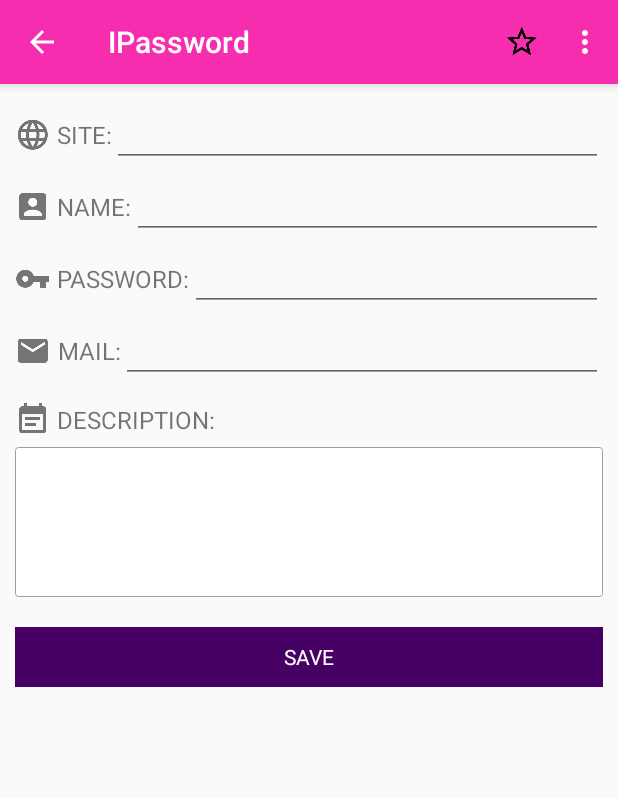
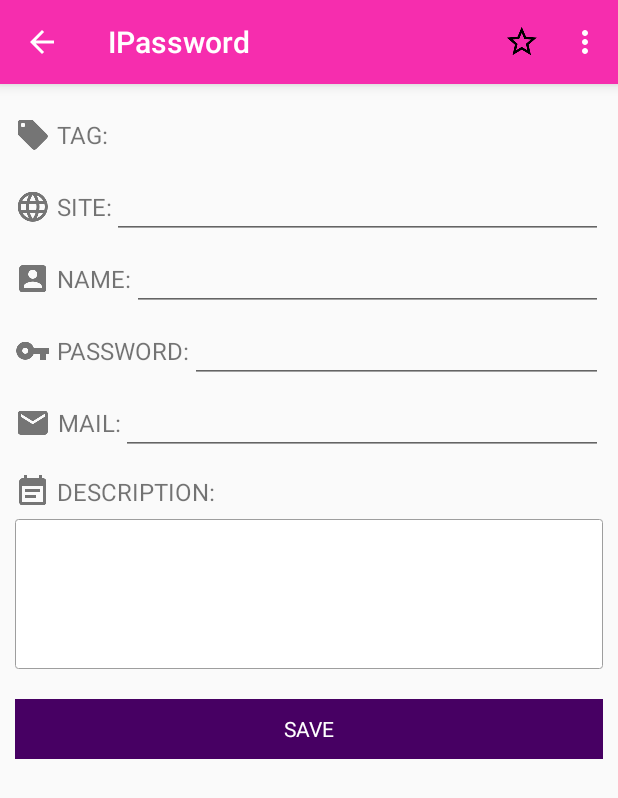
Before and after one commit to liueq/Keyper, an Android app: the AccountDetailFragment screen opened directly, with no data from a screen before it, on a phone screen of 412 x 824 dp. Shown: the top 798 px of the screen. Run offline under Robolectric (Android 15) with nearby library versions, the phone set to English and light mode, and no system bars; our stand-ins replace ButterKnife, Dagger/Hilt's generated code; libraries missing offline, so code that uses them is left out: net.sqlcipher, net.sqlcipher.database, rx.android.schedulers, rx.functions, rx.schedulers; 5 statements that could not run were skipped.

Commit message:
改善了Account Detail界面的细节 TAG相关的UC增加，并不完善

```diff
--- a/app/src/main/java/com/liueq/testdagger/activity/module/AccountDetailActivityModule.java
+++ b/app/src/main/java/com/liueq/testdagger/activity/module/AccountDetailActivityModule.java
@@ -9,6 +9,9 @@ import com.liueq.testdagger.data.repository.SharedPreferenceRepo;
 import com.liueq.testdagger.data.repository.SharedPreferenceRepoImpl;
 import com.liueq.testdagger.data.repository.StarRepo;
 import com.liueq.testdagger.data.repository.StarRepoDBImpl;
+import com.liueq.testdagger.data.repository.TagRepo;
+import com.liueq.testdagger.data.repository.TagRepoDBImpl;
+import com.liueq.testdagger.domain.interactor.AddTagUC;
 import com.liueq.testdagger.domain.interactor.DeleteAccountUC;
 import com.liueq.testdagger.domain.interactor.GetAccountDetailUC;
 import com.liueq.testdagger.domain.interactor.GetAccountListUC;
@@ -50,12 +53,19 @@ public class AccountDetailActivityModule {
 
         AccountRepo ar = new AccountRepoDBImpl(accountDetailActivity, getSpUC);
         StarRepo sr = new StarRepoDBImpl(accountDetailActivity);
+        TagRepo tr = new TagRepoDBImpl(accountDetailActivity);
 
         SaveAccountListUC saveAccountListUC = new SaveAccountListUC(ar, getSpUC, sr);
         GetAccountListUC getAccountListUC = new GetAccountListUC(ar, sr,  getSpUC);
         DeleteAccountUC deleteAccountUC = new DeleteAccountUC(ar);
-        GetAccountDetailUC getAccountDetailUC = new GetAccountDetailUC(ar, sr);
+        GetAccountDetailUC getAccountDetailUC = new GetAccountDetailUC(ar, sr, tr);
+        AddTagUC addTagUC = new AddTagUC(tr);
 
-        return new AccountDetailActivityPresenter(accountDetailActivity, accountList, saveAccountListUC, getAccountListUC, deleteAccountUC, getAccountDetailUC);
+        return new AccountDetailActivityPresenter(accountDetailActivity, accountList,
+                saveAccountListUC,
+                getAccountListUC,
+                deleteAccountUC,
+                getAccountDetailUC,
+                addTagUC);
     }
 }
--- a/app/src/main/java/com/liueq/testdagger/data/model/Account.java
+++ b/app/src/main/java/com/liueq/testdagger/data/model/Account.java
@@ -3,6 +3,8 @@ package com.liueq.testdagger.data.model;
 import net.sqlcipher.Cursor;
 
 import java.io.Serializable;
+import java.util.ArrayList;
+import java.util.List;
 
 /**
  * Created by liueq on 13/7/15.
@@ -18,6 +20,8 @@ public class Account implements Serializable, Comparable<Account>, Cloneable {
     public String description;
 
     public boolean is_stared;
+
+    public List<Tag> tag_list = new ArrayList<Tag>();
 
     public Account(){
 //        Random random = new Random();
--- a/app/src/main/java/com/liueq/testdagger/domain/interactor/GetAccountDetailUC.java
+++ b/app/src/main/java/com/liueq/testdagger/domain/interactor/GetAccountDetailUC.java
@@ -1,8 +1,12 @@
 package com.liueq.testdagger.domain.interactor;
 
 import com.liueq.testdagger.data.model.Account;
+import com.liueq.testdagger.data.model.Tag;
 import com.liueq.testdagger.data.repository.AccountRepo;
 import com.liueq.testdagger.data.repository.StarRepo;
+import com.liueq.testdagger.data.repository.TagRepo;
+
+import java.util.List;
 
 import javax.inject.Inject;
 
@@ -15,13 +19,20 @@ public class GetAccountDetailUC extends UseCase {
 
     AccountRepo mAR;
     StarRepo mSR;
+    TagRepo mTR;
 
     @Inject
-    public GetAccountDetailUC(AccountRepo AR, StarRepo SR){
+    public GetAccountDetailUC(AccountRepo AR, StarRepo SR, TagRepo TR){
         mAR = AR;
         mSR = SR;
+        mTR = TR;
     }
 
+	/**
+     * Get an Account with Star
+     * @param userId
+     * @return
+     */
     public Account execute(String userId) {
         Account account = mAR.getAccountDetail(userId);
         if(account == null){
@@ -31,4 +42,14 @@ public class GetAccountDetailUC extends UseCase {
             return account;
         }
     }
+
+	/**
+	 * Get Tag list from an account
+     * @param account
+     * @return
+     */
+    public List<Tag> getTagList(Account account){
+        return mTR.getTagFromAccount(account);
+    }
+
 }
--- a/app/src/main/java/com/liueq/testdagger/ui/activity/presenter/AccountDetailActivityPresenter.java
+++ b/app/src/main/java/com/liueq/testdagger/ui/activity/presenter/AccountDetailActivityPresenter.java
@@ -5,6 +5,9 @@ import android.text.TextUtils;
 
 import com.liueq.testdagger.activity.AccountDetailActivity;
 import com.liueq.testdagger.data.model.Account;
+import com.liueq.testdagger.data.model.Tag;
+import com.liueq.testdagger.data.repository.TagRepo;
+import com.liueq.testdagger.domain.interactor.AddTagUC;
 import com.liueq.testdagger.domain.interactor.DeleteAccountUC;
 import com.liueq.testdagger.domain.interactor.GetAccountDetailUC;
 import com.liueq.testdagger.domain.interactor.GetAccountListUC;
@@ -29,13 +32,15 @@ public class AccountDetailActivityPresenter extends Presenter{
     GetAccountListUC getAccountListUC;
     DeleteAccountUC deleteAccountUC;
     GetAccountDetailUC getAccountDetailUC;
+    AddTagUC addTagUC;
 
     public AccountDetailActivityPresenter(AccountDetailActivity activity,
                                           List<Account> accountList,
                                           SaveAccountListUC saveAccountListUC,
                                           GetAccountListUC getAccountListUC,
                                           DeleteAccountUC deleteAccountUC,
-                                          GetAccountDetailUC getAccountDetailUC){
+                                          GetAccountDetailUC getAccountDetailUC,
+                                          AddTagUC addTagUC){
         this.activity = activity;
         this.mAccountList = accountList;
 
@@ -43,6 +48,7 @@ public class AccountDetailActivityPresenter extends Presenter{
         this.getAccountListUC = getAccountListUC;
         this.deleteAccountUC = deleteAccountUC;
         this.getAccountDetailUC = getAccountDetailUC;
+        this.addTagUC = addTagUC;
     }
 
 	/**
@@ -61,6 +67,33 @@ public class AccountDetailActivityPresenter extends Presenter{
         }
         return mCurrentAccount;
     }
+
+	/**
+     * Get tag list from account
+     * @param account
+     * @return
+     */
+    public List<Tag> getTagList(Account account){
+        return getAccountDetailUC.getTagList(account);
+    }
+
+	/**
+     * Get available tags
+     * @return
+     */
+    public List<Tag> getAvailableTags(){
+        return addTagUC.getAvailableTags(mCurrentAccount);
+    }
+
+	/**
+     * Add tag to account, tag could be a new tag
+     * @param tag
+     * @return
+     */
+    public boolean addTag(Tag tag){
+       return addTagUC.addTag(mCurrentAccount, tag);
+    }
+
 
     /**
      * 包括更新和插入
--- /dev/null
+++ b/app/src/main/java/com/liueq/testdagger/ui/adapter/HorizontalTagAdapter.java
@@ -0,0 +1,122 @@
+package com.liueq.testdagger.ui.adapter;
+
+import android.content.Context;
+import android.support.v7.widget.RecyclerView;
+import android.view.LayoutInflater;
+import android.view.View;
+import android.view.ViewGroup;
+import android.widget.FrameLayout;
+import android.widget.ImageView;
+import android.widget.LinearLayout;
+import android.widget.TextView;
+
+import com.liueq.testdagger.R;
+import com.liueq.testdagger.data.model.Tag;
+
+import java.util.ArrayList;
+import java.util.List;
+
+import butterknife.Bind;
+import butterknife.ButterKnife;
+
+/**
+ * Created by liueq on 25/2/2016.
+ * Horizontal tag adapter in AccountDetail
+ */
+public class HorizontalTagAdapter extends RecyclerView.Adapter<HorizontalTagAdapter.ViewHolder>{
+
+	private Context mContext;
+	private List<Tag> mList = new ArrayList<Tag>();
+	private OnItemClickListener mListener;
+
+	public HorizontalTagAdapter(Context mContext, List<Tag> mList, OnItemClickListener mListener) {
+		this.mContext = mContext;
+		this.mList = mList;
+		this.mListener = mListener;
+	}
+
+	@Override
+	public ViewHolder onCreateViewHolder(ViewGroup parent, int viewType) {
+		View view = LayoutInflater.from(mContext).inflate(R.layout.item_horizontal_tag, parent, false);
+		ViewHolder holder = new ViewHolder(view);
+		return holder;
+	}
+
+	@Override
+	public void onBindViewHolder(ViewHolder holder, final int position) {
+		final Tag tag = mList.get(position);
+
+		if(tag.id.equals("-1")){
+			//Holder add
+			holder.mImageViewAdd.setVisibility(View.VISIBLE);
+			holder.mTextViewTag.setVisibility(View.GONE);
+			holder.mImageViewDel.setVisibility(View.GONE);
+		}else{
+			holder.mImageViewAdd.setVisibility(View.GONE);
+			holder.mTextViewTag.setVisibility(View.VISIBLE);
+			holder.mImageViewDel.setVisibility(View.VISIBLE);
+
+			holder.mTextViewTag.setText(tag.tag_name);
+		}
+
+		/** Set listener **/
+
+		holder.mLinearLayout.setOnClickListener(new View.OnClickListener() {
+			@Override
+			public void onClick(View v) {
+				mListener.onItemClicked(v, tag, position);
+			}
+		});
+
+		holder.mImageViewAdd.setOnClickListener(new View.OnClickListener() {
+			@Override
+			public void onClick(View v) {
+				mListener.onItemClicked(v, tag, position);
+			}
+		});
+
+		holder.mImageViewDel.setOnClickListener(new View.OnClickListener() {
+			@Override
+			public void onClick(View v) {
+				mListener.onItemClicked(v, tag, position);
+			}
+		});
+	}
+
+	@Override
+	public int getItemCount() {
+		return mList.size();
+	}
+
+	public void replaceAll(List<Tag> list){
+		mList.clear();
+		mList.addAll(list);
+	}
+
+	public static class ViewHolder extends RecyclerView.ViewHolder{
+
+
+		@Bind(R.id.ll_container)
+		LinearLayout mLinearLayout;
+		@Bind(R.id.tv_tag)
+		TextView mTextViewTag;
+		@Bind(R.id.iv_add)
+		ImageView mImageViewAdd;
+		@Bind(R.id.iv_del)
+		ImageView mImageViewDel;
+
+		public final static int ID_LinearLayout = R.id.ll_container;
+		public final static int ID_TextViewTag = R.id.tv_tag;
+		public final static int ID_ImageViewAdd = R.id.iv_add;
+		public final static int ID_ImageViewDel = R.id.iv_del;
+
+		public ViewHolder(View itemView) {
+			super(itemView);
+			ButterKnife.bind(this, itemView);
+		}
+	}
+
+	public interface OnItemClickListener{
+		void onItemClicked(View view, Object item, int position);
+	}
+}
--- a/app/src/main/java/com/liueq/testdagger/ui/adapter/RecyclerListAdapter.java
+++ b/app/src/main/java/com/liueq/testdagger/ui/adapter/RecyclerListAdapter.java
@@ -45,7 +45,7 @@ public class RecyclerListAdapter extends RecyclerView.Adapter<RecyclerListAdapte
 
     @Override
     public ViewHolder onCreateViewHolder(ViewGroup parent, int viewType) {
-        View v = (View) LayoutInflater.from(mContext).inflate(R.layout.list_item, null);
+        View v = (View) LayoutInflater.from(mContext).inflate(R.layout.list_item, parent, false);
         ViewHolder viewHolder = new ViewHolder(v);
         return viewHolder;
     }
--- a/app/src/main/java/com/liueq/testdagger/ui/fragment/AccountDetailFragment.java
+++ b/app/src/main/java/com/liueq/testdagger/ui/fragment/AccountDetailFragment.java
@@ -5,6 +5,8 @@ import android.os.Bundle;
 import android.support.annotation.Nullable;
 import android.support.design.widget.Snackbar;
 import android.support.v4.app.Fragment;
+import android.support.v7.widget.LinearLayoutManager;
+import android.support.v7.widget.RecyclerView;
 import android.util.Log;
 import android.view.LayoutInflater;
 import android.view.View;
@@ -17,7 +19,12 @@ import com.liueq.testdagger.BuildConfig;
 import com.liueq.testdagger.R;
 import com.liueq.testdagger.activity.AccountDetailActivity;
 import com.liueq.testdagger.data.model.Account;
+import com.liueq.testdagger.data.model.Tag;
 import com.liueq.testdagger.ui.activity.presenter.AccountDetailActivityPresenter;
+import com.liueq.testdagger.ui.adapter.HorizontalTagAdapter;
+
+import java.util.ArrayList;
+import java.util.List;
 
 import butterknife.Bind;
 import butterknife.ButterKnife;
@@ -25,13 +32,14 @@ import butterknife.OnClick;
 import rx.Observable;
 import rx.Subscriber;
 import rx.android.schedulers.AndroidSchedulers;
+import rx.functions.Func1;
 import rx.schedulers.Schedulers;
 
 /**
  * Created by liueq on 18/2/2016.
  * 详情页面的Fragment
  */
-public class AccountDetailFragment extends Fragment{
+public class AccountDetailFragment extends Fragment implements HorizontalTagAdapter.OnItemClickListener {
 
 	public final static String TAG = "Detail";
 
@@ -50,9 +58,13 @@ public class AccountDetailFragment extends Fragment{
 
 	@Bind(R.id.linear)
 	LinearLayout mLinearLayout;
+	@Bind(R.id.recycler_tag)
+	RecyclerView mRecyclerTag;
 
 	AccountDetailActivity mActivity;
 	AccountDetailActivityPresenter mPresenter;
+
+	HorizontalTagAdapter mHorizontalTagAdapter;
 
 
 	public static AccountDetailFragment newInstance() {
@@ -70,7 +82,6 @@ public class AccountDetailFragment extends Fragment{
 
 		mActivity = (AccountDetailActivity) getActivity();
 		mPresenter = (AccountDetailActivityPresenter) mActivity.getPresenter();
-		loadData();
 	}
 
 	@Nullable
@@ -78,7 +89,19 @@ public class AccountDetailFragment extends Fragment{
 	public View onCreateView(LayoutInflater inflater, @Nullable ViewGroup container, @Nullable Bundle savedInstanceState) {
 		View view = inflater.inflate(R.layout.fragment_account_detail, null);
 		ButterKnife.bind(this, view);
+
+		initView();
+		loadData();
 		return view;
+	}
+
+	/**
+	 * Init the UI
+	 */
+	private void initView(){
+		mRecyclerTag.setHasFixedSize(true);
+		mRecyclerTag.setLayoutManager(new LinearLayoutManager(mActivity, LinearLayoutManager.HORIZONTAL, false));
+		mRecyclerTag.setAdapter(mHorizontalTagAdapter = new HorizontalTagAdapter(mActivity, new ArrayList<Tag>(), this));
 	}
 
 	@Override
@@ -96,6 +119,7 @@ public class AccountDetailFragment extends Fragment{
 	 */
 	private void loadData(){
 		getDetailOb(mPresenter.mId)
+				.map(addTagOb())
 				.observeOn(AndroidSchedulers.mainThread())
 				.subscribeOn(Schedulers.io())
 				.subscribe(getDetailSub());
@@ -107,6 +131,9 @@ public class AccountDetailFragment extends Fragment{
         mEditTextPwd.setText(account.password);
         mEditTextMail.setText(account.mail);
         mEditTextDesc.setText(account.description);
+
+		mHorizontalTagAdapter.replaceAll(account.tag_list);
+		mHorizontalTagAdapter.notifyDataSetChanged();
     }
 
 	@OnClick(R.id.tv_commit)
@@ -153,6 +180,19 @@ public class AccountDetailFragment extends Fragment{
 				subscriber.onNext(account);
 			}
 		});
+	}
+
+	private Func1<Account, Account> addTagOb(){
+		return new Func1<Account, Account>() {
+			@Override
+			public Account call(Account account) {
+				// Get Account Tag
+				List<Tag> list = mPresenter.getTagList(account);
+				list.add(0, new Tag("-1"));
+				account.tag_list.addAll(list);
+				return account;
+			}
+		};
 	}
 
 	private Subscriber<Account> getDetailSub(){
@@ -202,4 +242,18 @@ public class AccountDetailFragment extends Fragment{
 			}
 		};
 	}
+
+	@Override
+	public void onItemClicked(View view, Object item, int position) {
+		int id = view.getId();
+		if(id == HorizontalTagAdapter.ViewHolder.ID_LinearLayout){
+			//TODO Open Tag detail
+		}else if(id == HorizontalTagAdapter.ViewHolder.ID_ImageViewAdd){
+			//TODO show add dialog
+
+
+		}else if(id == HorizontalTagAdapter.ViewHolder.ID_ImageViewDel){
+			//TODO Del tag
+		}
+	}
 }
--- a/app/src/main/java/com/liueq/testdagger/ui/fragment/SearchDialogFragment.java
+++ b/app/src/main/java/com/liueq/testdagger/ui/fragment/SearchDialogFragment.java
@@ -100,7 +100,7 @@ public class SearchDialogFragment extends AppCompatDialogFragment implements Rec
 	}
 
 	private void initView(){
-		mRecycler.setHasFixedSize(true);
+		mRecycler.setHasFixedSize(false);
 		mRecycler.setLayoutManager(new LinearLayoutManager(getActivity()));
 		recyclerListAdapter = new RecyclerListAdapter(getActivity(), new ArrayList<Account>(), this);
 		mRecycler.setAdapter(recyclerListAdapter);
--- a/app/src/main/res/layout/fragment_account_detail.xml
+++ b/app/src/main/res/layout/fragment_account_detail.xml
@@ -17,6 +17,35 @@
             android:layout_height="match_parent"
             android:layout_margin="10dp"
             android:orientation="vertical">
+
+            <LinearLayout
+                android:layout_width="match_parent"
+                android:layout_height="?android:listPreferredItemHeightSmall"
+                android:gravity="center"
+                android:orientation="horizontal">
+
+                <TextView
+                    android:id="@+id/tv_tag"
+                    android:layout_width="wrap_content"
+                    android:layout_height="wrap_content"
+                    android:drawableLeft="@mipmap/ic_local_offer_grey600_24dp"
+                    android:drawablePadding="4dp"
+                    android:focusable="true"
+                    android:focusableInTouchMode="true"
+                    android:gravity="center"
+                    android:text="@string/tag"
+                    android:textSize="16sp"
+                    tools:text="TAG: "/>
+
+                <android.support.v7.widget.RecyclerView
+                    android:id="@+id/recycler_tag"
+                    android:layout_width="match_parent"
+                    android:layout_height="?android:listPreferredItemHeightSmall"
+                    android:layout_marginLeft="6dp"/>
+
+            </LinearLayout>
+
+
 
             <LinearLayout
                 android:layout_width="match_parent"
--- a/app/src/main/res/values/strings.xml
+++ b/app/src/main/res/values/strings.xml
@@ -14,6 +14,7 @@
     <string name="search_box_shared">search_box_shared</string>
 
     <!-- AccountDetail -->
+    <string name="tag">TAG:</string>
     <string name="site">SITE:</string>
     <string name="name">NAME:</string>
     <string name="password">PASSWORD:</string>
```
Also changed, not shown: app/src/main/java/com/liueq/testdagger/data/model/Tag.java (+14 -1 lines), app/src/main/java/com/liueq/testdagger/domain/interactor/AddTagUC.java (added, +89 -0 lines), app/src/main/res/drawable/shape_round_rect.xml (added, +9 -0 lines), app/src/main/res/layout/item_horizontal_tag.xml (added, +59 -0 lines), app/src/main/res/mipmap-xxhdpi/ic_add_white_18dp.png (added), app/src/main/res/mipmap-xxhdpi/ic_clear_white_18dp.png (added), app/src/main/res/mipmap-xxhdpi/ic_local_offer_grey600_24dp.png (added).
